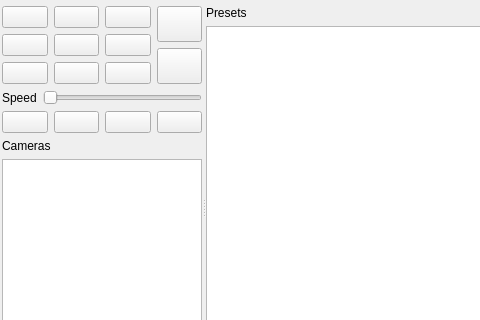
This is ptz-controls.ui in glikely/obs-ptz as Qt 5 draws it before an edit; both pictures show x 0 to 480 and y 0 to 320 of the 563 by 435 pixel window. The edited form follows.
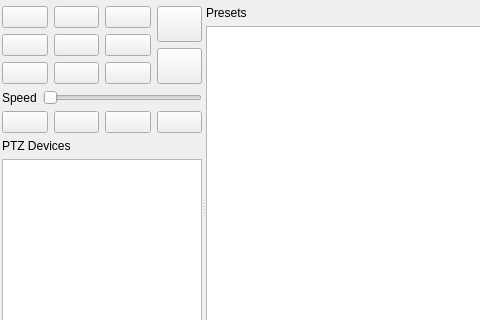
This is the edited form. Icons and pictures are not drawn.

Commit message:
Use the same terminology between dock and settings
Changes device list label from "Cameras" to "PTZ Devices" to match the
settings dialog

Fixes: #58

What changed in the file:
```diff
--- a/ptz-controls.ui
+++ b/ptz-controls.ui
@@ -498,7 +498,7 @@
         <item>
          <widget class="QLabel" name="cameraListLabel">
           <property name="text">
-           <string>Cameras</string>
+           <string>PTZ Devices</string>
           </property>
          </widget>
         </item>
```
